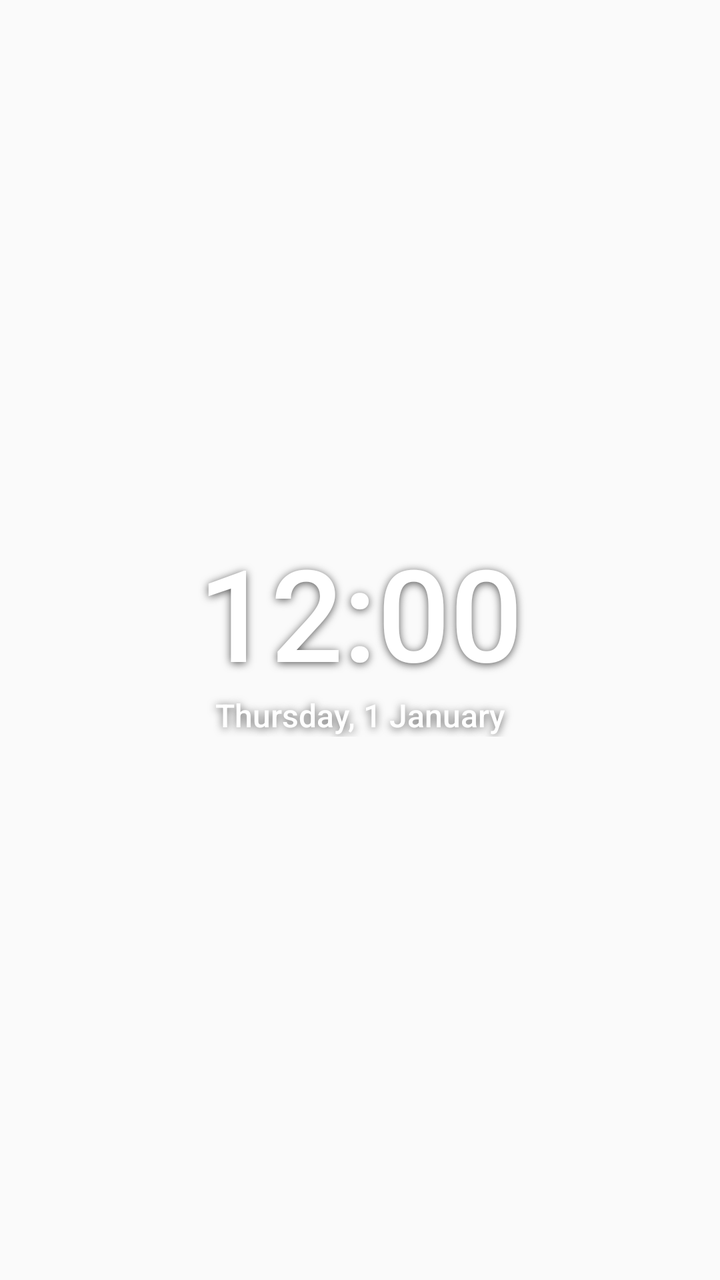
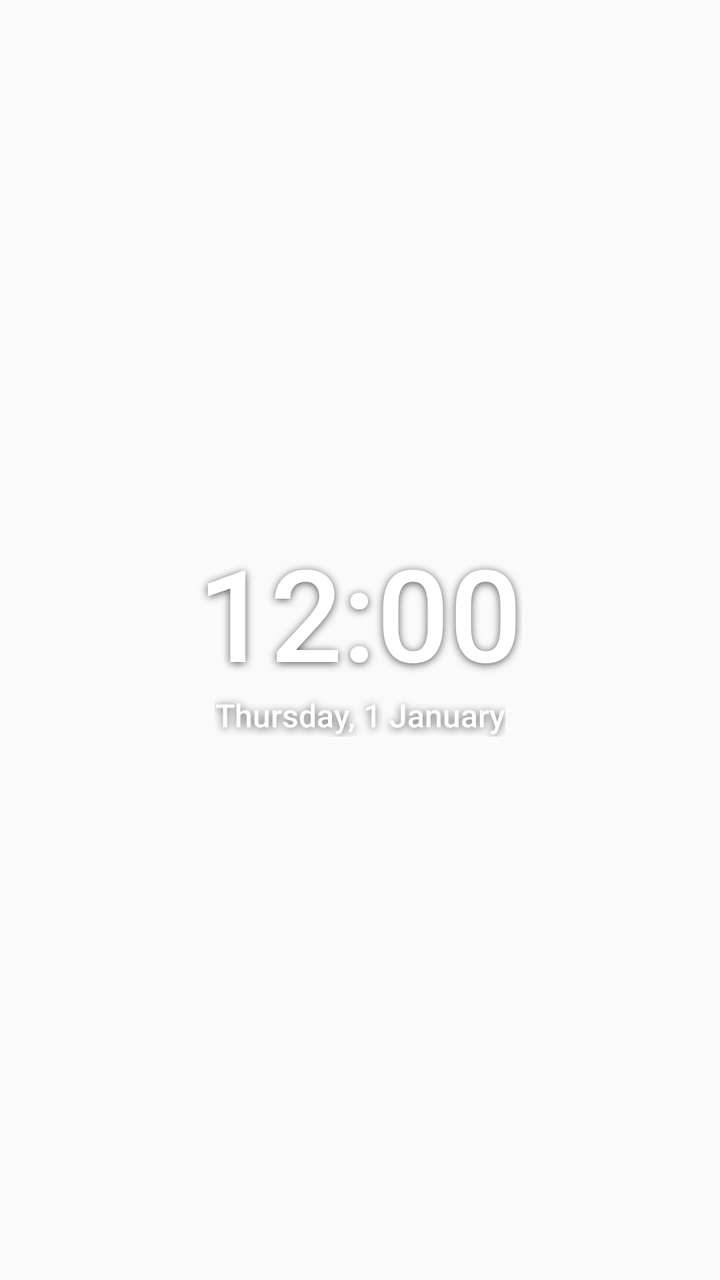

Two renders of the same Android screen: before a commit and after it. Below are the layout's source before the change and the commit's diff.
<!-- AndroidManifest.xml: application theme Theme.WallpaperFit -->
<!-- res/layout/widget_clock_sans_medium_dark.xml -->
<?xml version="1.0" encoding="utf-8"?>
<LinearLayout xmlns:android="http://schemas.android.com/apk/res/android"
    android:id="@+id/clock_root"
    android:layout_width="match_parent"
    android:layout_height="match_parent"
    android:gravity="center"
    android:orientation="vertical"
    android:padding="0dp">

    
    <TextClock
        android:id="@+id/clock_date_top"
        android:layout_width="match_parent"
        android:layout_height="wrap_content"
        android:fontFamily="sans-serif-medium"
        android:format12Hour="EEE, d MMM"
        android:format24Hour="EEE, d MMM"
        android:gravity="center"
        android:includeFontPadding="false"
        android:maxLines="1"
        android:textColor="#FFFFFFFF"
        android:textSize="16sp"
        android:visibility="gone"
        android:shadowColor="#AA000000"
        android:shadowDx="0"
        android:shadowDy="2"
        android:shadowRadius="10" />

    <TextClock
        android:id="@+id/clock_time"
        android:layout_width="match_parent"
        android:layout_height="wrap_content"
        android:fontFamily="sans-serif-medium"
        android:format12Hour="h:mm"
        android:format24Hour="HH:mm"
        android:gravity="center"
        android:includeFontPadding="false"
        android:maxLines="1"
        android:textColor="#FFFFFFFF"
        android:textSize="64sp"
        android:shadowColor="#AA000000"
        android:shadowDx="0"
        android:shadowDy="2"
        android:shadowRadius="10" />

    <TextClock
        android:id="@+id/clock_date"
        android:layout_width="match_parent"
        android:layout_height="wrap_content"
        android:fontFamily="sans-serif-medium"
        android:format12Hour="EEEE, d MMMM"
        android:format24Hour="EEEE, d MMMM"
        android:gravity="center"
        android:maxLines="1"
        android:textColor="#FFFFFFFF"
        android:textSize="16sp"
        android:shadowColor="#AA000000"
        android:shadowDx="0"
        android:shadowDy="2"
        android:shadowRadius="10" />
</LinearLayout>
<!-- resources referenced by this layout -->
<resources>
  <style name="Theme.WallpaperFit" parent="android:Theme.Material.Light.NoActionBar" />
</resources>

<!-- the commit's change to res/layout/widget_clock_sans_medium_dark.xml (unified diff, before → after) -->
@@ -10,7 +10,7 @@
     
     <TextClock
         android:id="@+id/clock_date_top"
-        android:layout_width="match_parent"
+        android:layout_width="wrap_content"
         android:layout_height="wrap_content"
         android:fontFamily="sans-serif-medium"
         android:format12Hour="EEE, d MMM"
@@ -28,7 +28,7 @@
 
     <TextClock
         android:id="@+id/clock_time"
-        android:layout_width="match_parent"
+        android:layout_width="wrap_content"
         android:layout_height="wrap_content"
         android:fontFamily="sans-serif-medium"
         android:format12Hour="h:mm"
@@ -45,7 +45,7 @@
 
     <TextClock
         android:id="@+id/clock_date"
-        android:layout_width="match_parent"
+        android:layout_width="wrap_content"
         android:layout_height="wrap_content"
         android:fontFamily="sans-serif-medium"
         android:format12Hour="EEEE, d MMMM"
